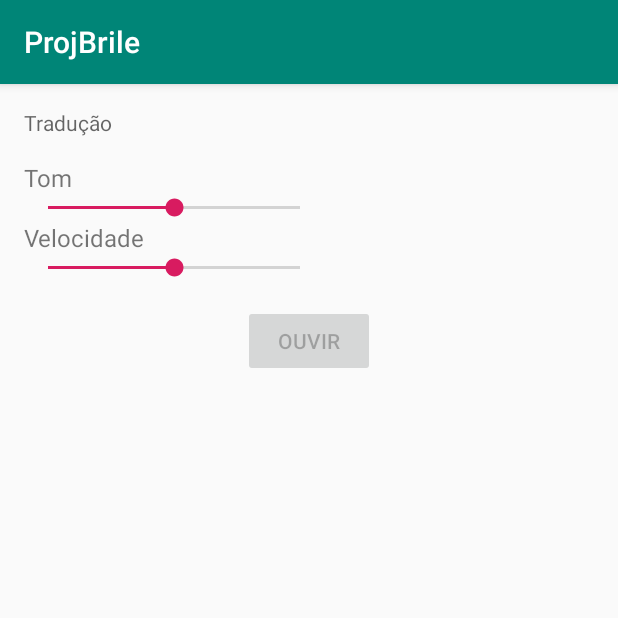
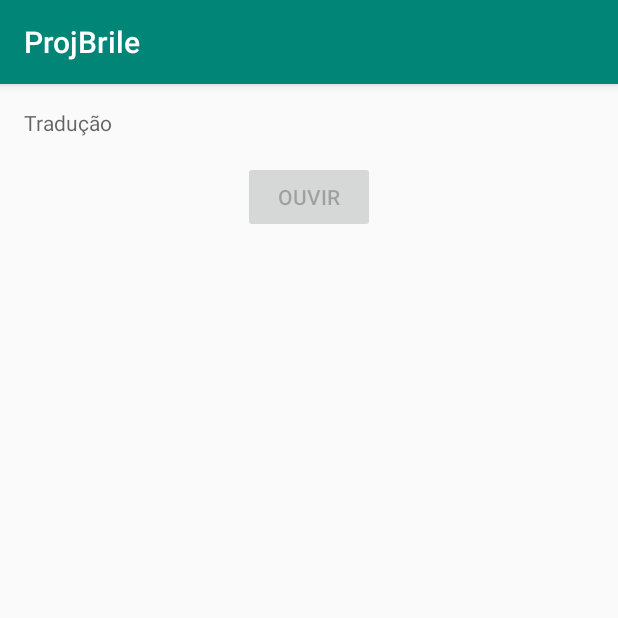
Before and after one commit to MacosPrintes001/ProjBrile, an Android app: the translatedTexActivity screen opened directly, with no data from a screen before it, on a phone screen of 412 x 824 dp, the top half of it. Run offline under Robolectric (Android 15) with nearby library versions, the phone set to English and light mode, and no system bars; 1 statement that could not run was skipped.

Commit message:
versão sem sem "Velocidade e Tom", linguagem em portugues

```diff
--- a/app/src/main/java/br/com/ufopaoriximina/projbrile/activities/translatedTexActivity.java
+++ b/app/src/main/java/br/com/ufopaoriximina/projbrile/activities/translatedTexActivity.java
@@ -19,8 +19,6 @@ import br.com.ufopaoriximina.projbrile.R;
 public class translatedTexActivity extends AppCompatActivity {
 
     private TextToSpeech mTTS;
-    private SeekBar mSeekBarPitch;
-    private SeekBar mSeekBarSpeed;
     private TextView txtTraduced;
     private Button mButtonSpeak;
     private String recebeTxt;
@@ -36,12 +34,12 @@ public class translatedTexActivity extends AppCompatActivity {
 
 
         mButtonSpeak = findViewById(R.id.button_speak);
-        mTTS = new TextToSpeech(this, new TextToSpeech.OnInitListener() {
+        mTTS = new TextToSpeech(getApplicationContext(), new TextToSpeech.OnInitListener() {
             @Override
             public void onInit(int i) {
                 if (i == TextToSpeech.SUCCESS) {
-                    int result = mTTS.setLanguage(Locale.ENGLISH);
-                    if (result == TextToSpeech.LANG_MISSING_DATA || result == TextToSpeech.LANG_NOT_SUPPORTED) {
+                    int lingua = mTTS.setLanguage(Locale.getDefault());
+                    if (lingua == TextToSpeech.LANG_MISSING_DATA || lingua == TextToSpeech.LANG_NOT_SUPPORTED) {
                         Log.e("TTS", "Language not supported");
                     } else {
                         mButtonSpeak.setEnabled(true);
@@ -54,8 +52,6 @@ public class translatedTexActivity extends AppCompatActivity {
 
         txtTraduced = findViewById(R.id.textView);
         txtTraduced.setText(recebeTxt);
-        mSeekBarPitch = findViewById(R.id.seek_bar_pitch);
-        mSeekBarSpeed = findViewById(R.id.seek_bar_speed);
 
         mButtonSpeak.setOnClickListener(new View.OnClickListener() {
             @Override
@@ -66,14 +62,11 @@ public class translatedTexActivity extends AppCompatActivity {
     }
 
     private void speak() {
-        String text = txtTraduced.getText().toString();
-        float pitch = (float) mSeekBarPitch.getProgress() / 50;
-        if (pitch < 0.1) pitch = 0.1f;
-        float speed = (float) mSeekBarSpeed.getProgress() / 50;
-        if (speed < 0.1) speed = 0.1f;
-        mTTS.setPitch(pitch);
-        mTTS.setSpeechRate(speed);
-        mTTS.speak(text, TextToSpeech.QUEUE_FLUSH, null);
+        //pega o valor do TextView
+        String s = txtTraduced.getText().toString();
+        //convete para fala
+        int speech = mTTS.speak(s, TextToSpeech.QUEUE_FLUSH, null);
+
     }
     @Override
     protected void onDestroy() {
--- a/app/src/main/res/layout/activity_translated_tex.xml
+++ b/app/src/main/res/layout/activity_translated_tex.xml
@@ -16,27 +16,7 @@
         android:layout_marginBottom="16dp"
         android:hint="Tradução"
         tools:ignore="HardcodedText" />
-    <TextView
-        android:layout_width="wrap_content"
-        android:layout_height="wrap_content"
-        android:text="@string/tom"
-        android:textSize="16sp" />
-    <SeekBar
-        android:id="@+id/seek_bar_pitch"
-        android:layout_width="200dp"
-        android:layout_height="wrap_content"
-        android:progress="50" />
-    <TextView
-        android:layout_width="wrap_content"
-        android:layout_height="wrap_content"
-        android:text="@string/velocidade"
-        android:textSize="16sp" />
-    <SeekBar
-        android:id="@+id/seek_bar_speed"
-        android:layout_width="200dp"
-        android:layout_height="wrap_content"
-        android:layout_marginBottom="16dp"
-        android:progress="50" />
+
     <Button
         android:id="@+id/button_speak"
         android:layout_width="wrap_content"
```
